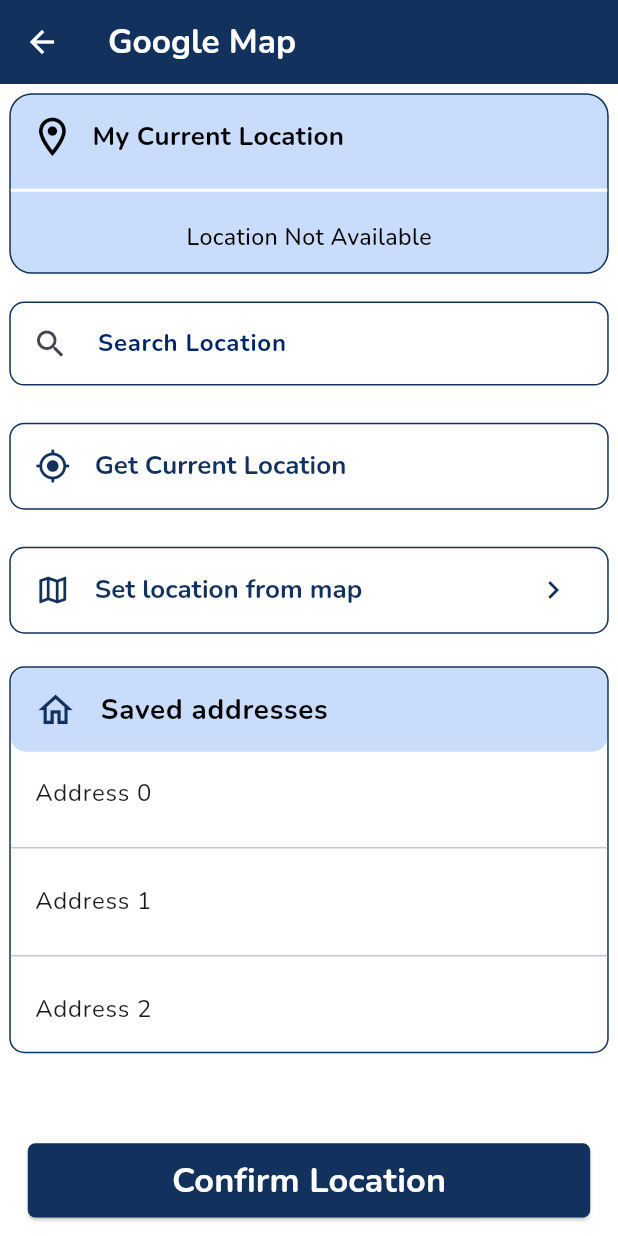
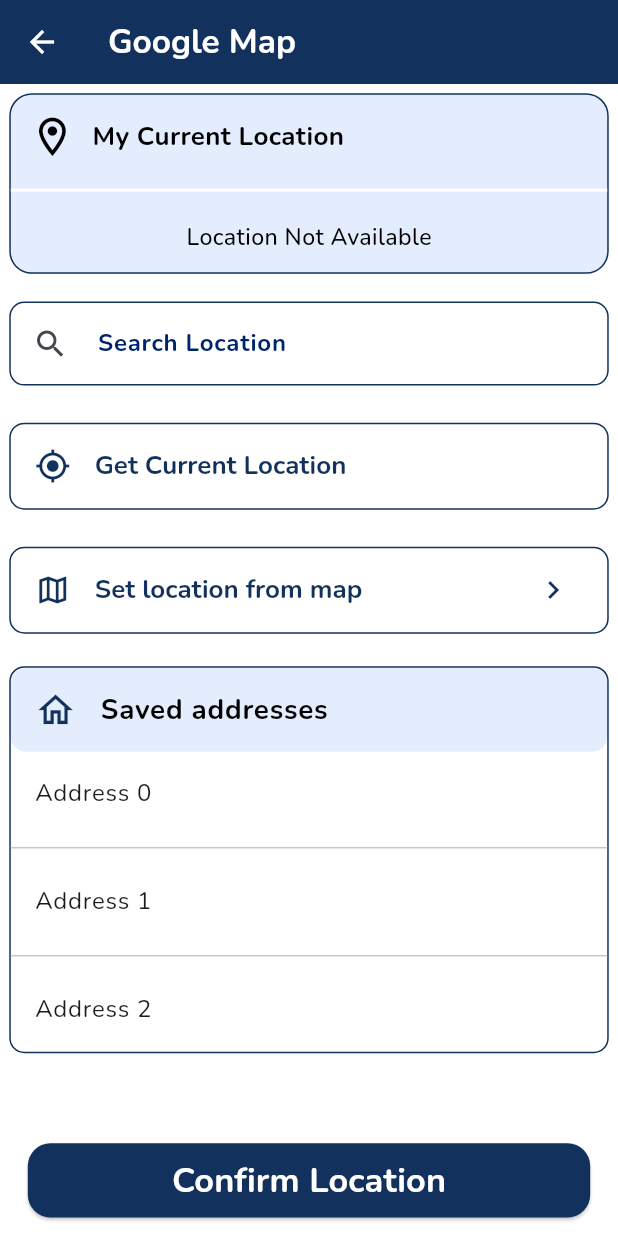
Before and after one commit to wlf-pratik-11/WLF-New-Flutter-App, a Flutter app: the LocationDetailScreen screen opened directly, on a phone screen of 412 x 824 dp. Run offline on Flutter 3.47's test engine with Material 3 defaults, Android fonts, the phone set to English and light mode, and no system bars; our stand-ins replace dio, firebase_auth, firebase_core, firebase_database, geocoding, geolocator and 11 more; accounts and stored records are empty.

Commit message:
Code Before Changes

```diff
--- a/lib/commons/common_functions.dart
+++ b/lib/commons/common_functions.dart
@@ -31,8 +31,13 @@
   );
 }
 
-Widget commonElevatedButton(
-    {required String title, required Function? onPressed(), Color? bagColor, Color? fontColors, double? borderRadius}) {
+Widget commonElevatedButton({
+  required String title,
+  required Function()? onPressed,
+  Color? bagColor,
+  Color? fontColors,
+  double? borderRadius,
+}) {
   return ElevatedButton(
       onPressed: onPressed,
       style: ElevatedButton.styleFrom(
@@ -158,6 +163,12 @@
   return Navigator.pop(context);
 }
 
-spaceSymmetric({double? vertical, double? horizontal}) {
+paddingSymmetric({double? vertical, double? horizontal}) {
   return EdgeInsets.symmetric(vertical: screenSizeRatio * (vertical ?? 0), horizontal: screenSizeRatio * (horizontal ?? 0));
 }
+
+// unfocusScope(BuildContext context) {
+//   if (context.mounted) {
+//     FocusScope.of(context).unfocus;
+//   }
+// }
--- a/lib/screens/googleMapScreen/location_detail_screen.dart
+++ b/lib/screens/googleMapScreen/location_detail_screen.dart
@@ -78,7 +78,9 @@
                 //Get Current Location
                 buttonContainer(
                     value: StringValues.getCurrentLocation,
-                    onTap: () {},
+                    onTap: () {
+                      _bloc.getCurrentLocation();
+                    },
                     leadingIcon: Icon(
                       Icons.my_location,
                       color: MyColors.mainColor,
@@ -115,16 +117,16 @@
   //My Current Location Container
   Widget currentLocationContainer() {
     return Container(
-      margin: spaceSymmetric(horizontal: 0.01, vertical: 0.01),
+      margin: paddingSymmetric(horizontal: 0.01, vertical: 0.01),
       width: double.maxFinite,
       decoration: BoxDecoration(
-          color: MyColors.lightBlue,
+          color: MyColors.lightBlue.withOpacity(0.5),
           borderRadius: BorderRadiusDirectional.circular(15),
           border: Border.all(color: MyColors.mainColor)),
       child: Column(
         children: [
           Padding(
-            padding: spaceSymmetric(horizontal: 0.02, vertical: 0.02),
+            padding: paddingSymmetric(horizontal: 0.02, vertical: 0.02),
             child: Row(
               children: [
                 Icon(
@@ -133,7 +135,7 @@
                   size: screenSizeRatio * 0.05,
                 ),
                 Padding(
-                  padding: spaceSymmetric(horizontal: 0.018),
+                  padding: paddingSymmetric(horizontal: 0.018),
                   child: Text(
                     StringValues.myLocation,
                     style: TextStyle(
@@ -152,11 +154,14 @@
             thickness: 2,
           )),
           Padding(
-            padding: spaceSymmetric(horizontal: 0.03, vertical: 0.02),
+            padding: paddingSymmetric(horizontal: 0.03, vertical: 0.02),
             child: StreamBuilder<String>(
                 stream: _bloc.confirmLocationController,
                 builder: (context, confirmLocationSnapshot) {
                   return Text(
+                    maxLines: 3,
+                    overflow: TextOverflow.ellipsis,
+                    textDirection: TextDirection.ltr,
                     "${confirmLocationSnapshot.data}",
                     style: TextStyle(fontWeight: FontWeight.w500, color: Colors.black, fontSize: screenSizeRatio * 0.025),
                   );
@@ -170,7 +175,7 @@
   //Location Search Field
   Widget locationSearchField() {
     return Padding(
-      padding: spaceSymmetric(vertical: 0.02, horizontal: 0.01),
+      padding: paddingSymmetric(vertical: 0.02, horizontal: 0.01),
       child: StreamBuilder<List<Predictions>>(
           stream: _bloc.suggestionsListController,
           builder: (context, suggestionsListSnapshot) {
@@ -210,7 +215,7 @@
   //Get Current Location and Set location from map button
   Widget buttonContainer({required String value, required Function() onTap, required Icon leadingIcon, Icon? trailingIcon}) {
     return Padding(
-      padding: spaceSymmetric(vertical: 0.02, horizontal: 0.01),
+      padding: paddingSymmetric(vertical: 0.02, horizontal: 0.01),
       child: ListTile(
         titleTextStyle: GoogleFonts.nunito(
           textStyle: TextStyle(color: MyColors.mainColor, fontSize: screenSizeRatio * 0.028, fontWeight: FontWeight.w700),
@@ -228,14 +233,14 @@
   //Saved Addresses List
   Widget savedLocation() {
     return Container(
-      margin: spaceSymmetric(horizontal: 0.01, vertical: 0.015),
+      margin: paddingSymmetric(horizontal: 0.01, vertical: 0.015),
       width: double.maxFinite,
       decoration:
           BoxDecoration(borderRadius: BorderRadiusDirectional.circular(10), border: Border.all(color: MyColors.mainColor)),
       child: Column(
         children: [
           ListTile(
-            tileColor: MyColors.lightBlue,
+            tileColor: MyColors.lightBlue.withOpacity(0.5),
             shape: RoundedRectangleBorder(
               borderRadius: BorderRadiusDirectional.circular(10),
             ),
@@ -272,13 +277,15 @@
   Widget confirmLocationButton() {
     return Container(
       width: double.maxFinite,
-      margin: spaceSymmetric(vertical: 0.02, horizontal: 0.03),
+      margin: paddingSymmetric(vertical: 0.02, horizontal: 0.03),
       height: screenSizeRatio * 0.08,
       child: commonElevatedButton(
+          borderRadius: 15,
           title: StringValues.confirmLocation,
           onPressed: () {
             _bloc.confirmLocation();
             FocusScope.of(context).unfocus();
+            // return null;
           },
           bagColor: MyColors.mainColor,
           fontColors: Colors.white),
--- /dev/null
+++ b/lib/screens/googleMapScreen/saved_address_dl.dart
@@ -0,0 +1,8 @@
+import 'package:google_maps_flutter/google_maps_flutter.dart';
+
+class SavedAddressDl {
+  LatLng latLng;
+  String address;
+
+  SavedAddressDl(this.latLng, this.address);
+}
```
Also changed, not shown: lib/main.dart (+4 -5 lines), lib/screens/firebaseCrudScreen/firebaseAddPhoneScreen/firebase_add_phone_screen.dart (+18 -42 lines), lib/screens/firebaseCrudScreen/firebaseAddPhoneScreen/firebase_add_phone_screen_bloc.dart (+9 -10 lines), lib/screens/firebaseCrudScreen/firebase_crud_screen.dart (+21 -22 lines), lib/screens/googleMapScreen/googleMapFindAndShowLocation/google_map_screen.dart (+30 -28 lines), lib/screens/googleMapScreen/googleMapFindAndShowLocation/google_map_screen_bloc.dart (+35 -11 lines), lib/screens/googleMapScreen/location_detail_screen_bloc.dart (+45 -1 lines), lib/screens/googleMapScreen/location_latlng_dl.dart (renamed from lib/screens/googleMapScreen/LocationLatLonDl.dart, +4 -7 lines), lib/screens/googleSignInScreen/google_signin_screen_bloc.dart (+3 -8 lines), lib/screens/mainScreen/main_screen.dart (+3 -17 lines), lib/screens/mainScreen/main_screen_bloc.dart (+15 -2 lines), lib/screens/paginationScreen/pagination_screen.dart (+15 -2 lines), assets/images/locatinMarker.png (added).
